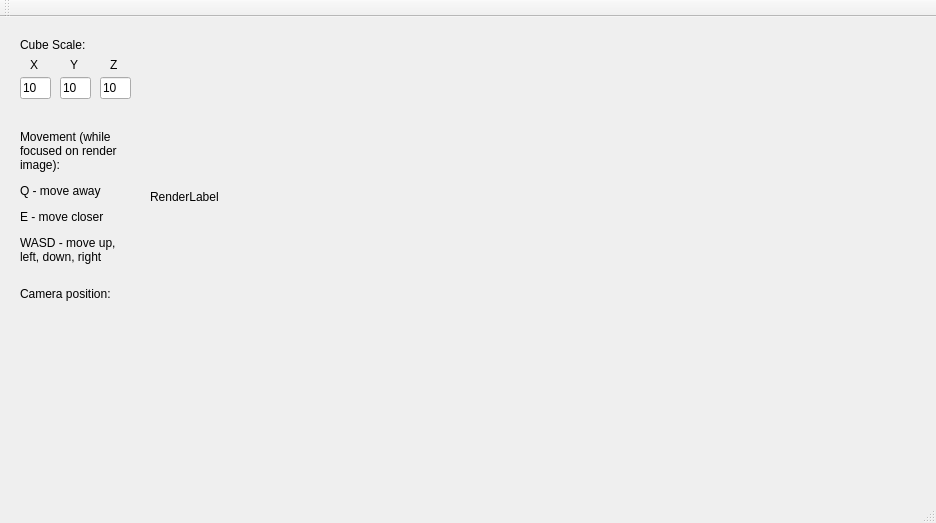
The window that RenderrerMainWindow.ui (damibran/simple_qt_renderrer) describes before a commit, drawn with Qt 5.
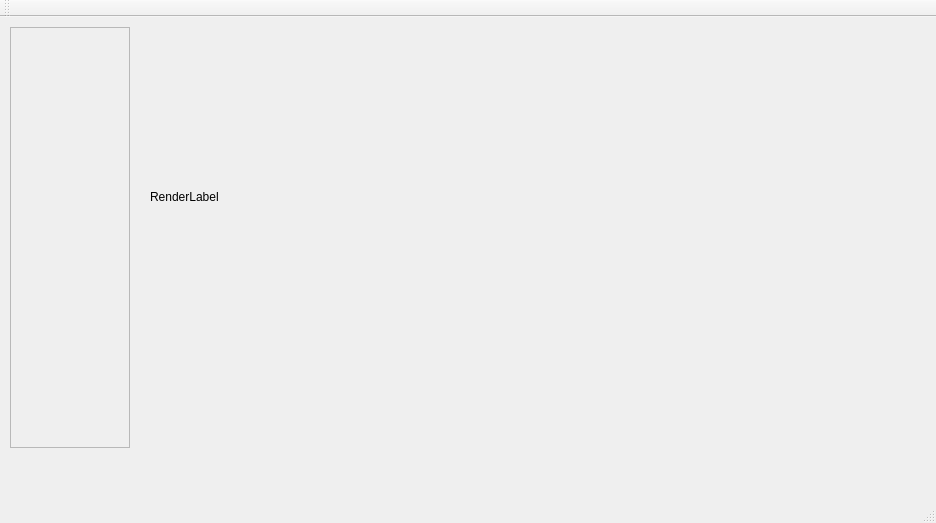
The same window after the commit.

Patch:
```diff
--- a/RenderrerMainWindow.ui
+++ b/RenderrerMainWindow.ui
@@ -30,145 +30,20 @@
      <string>RenderLabel</string>
     </property>
    </widget>
-   <widget class="QLabel" name="CubeScaleLabel">
+   <widget class="QFrame" name="infoFrame">
     <property name="geometry">
      <rect>
-      <x>20</x>
-      <y>20</y>
-      <width>81</width>
-      <height>16</height>
+      <x>10</x>
+      <y>10</y>
+      <width>120</width>
+      <height>421</height>
      </rect>
     </property>
-    <property name="text">
-     <string>Cube Scale:</string>
+    <property name="frameShape">
+     <enum>QFrame::StyledPanel</enum>
     </property>
-   </widget>
-   <widget class="QLineEdit" name="CubeXlineEdit">
-    <property name="geometry">
-     <rect>
-      <x>20</x>
-      <y>60</y>
-      <width>31</width>
-      <height>22</height>
-     </rect>
-    </property>
-    <property name="focusPolicy">
-     <enum>Qt::ClickFocus</enum>
-    </property>
-    <property name="text">
-     <string>10</string>
-    </property>
-   </widget>
-   <widget class="QLineEdit" name="CubeYlineEdit">
-    <property name="geometry">
-     <rect>
-      <x>60</x>
-      <y>60</y>
-      <width>31</width>
-      <height>22</height>
-     </rect>
-    </property>
-    <property name="focusPolicy">
-     <enum>Qt::ClickFocus</enum>
-    </property>
-    <property name="text">
-     <string>10</string>
-    </property>
-   </widget>
-   <widget class="QLineEdit" name="CubeZlineEdit">
-    <property name="geometry">
-     <rect>
-      <x>100</x>
-      <y>60</y>
-      <width>31</width>
-      <height>22</height>
-     </rect>
-    </property>
-    <property name="focusPolicy">
-     <enum>Qt::ClickFocus</enum>
-    </property>
-    <property name="text">
-     <string>10</string>
-    </property>
-   </widget>
-   <widget class="QLabel" name="CubeXlabel">
-    <property name="geometry">
-     <rect>
-      <x>30</x>
-      <y>40</y>
-      <width>16</width>
-      <height>16</height>
-     </rect>
-    </property>
-    <property name="text">
-     <string>X</string>
-    </property>
-   </widget>
-   <widget class="QLabel" name="CubeYlabel">
-    <property name="geometry">
-     <rect>
-      <x>70</x>
-      <y>40</y>
-      <width>16</width>
-      <height>16</height>
-     </rect>
-    </property>
-    <property name="text">
-     <string>Y</string>
-    </property>
-   </widget>
-   <widget class="QLabel" name="CubeZlabel">
-    <property name="geometry">
-     <rect>
-      <x>110</x>
-      <y>40</y>
-      <width>16</width>
-      <height>16</height>
-     </rect>
-    </property>
-    <property name="text">
-     <string>Z</string>
-    </property>
-   </widget>
-   <widget class="QLabel" name="MovementInfoLabel">
-    <property name="geometry">
-     <rect>
-      <x>20</x>
-      <y>100</y>
-      <width>111</width>
-      <height>161</height>
-     </rect>
-    </property>
-    <property name="text">
-     <string>&lt;html&gt;&lt;head/&gt;&lt;body&gt;&lt;p&gt;Movement (while focused on render image):&lt;/p&gt;&lt;p&gt;Q - move away&lt;/p&gt;&lt;p&gt;E - move closer&lt;/p&gt;&lt;p&gt;WASD - move up, left, down, right &lt;/p&gt;&lt;/body&gt;&lt;/html&gt;</string>
-    </property>
-    <property name="scaledContents">
-     <bool>false</bool>
-    </property>
-    <property name="wordWrap">
-     <bool>true</bool>
-    </property>
-   </widget>
-   <widget class="QLabel" name="CameraPositionLabel">
-    <property name="geometry">
-     <rect>
-      <x>20</x>
-      <y>270</y>
-      <width>111</width>
-      <height>71</height>
-     </rect>
-    </property>
-    <property name="text">
-     <string>Camera position:&lt;br&gt;</string>
-    </property>
-    <property name="scaledContents">
-     <bool>false</bool>
-    </property>
-    <property name="alignment">
-     <set>Qt::AlignLeading|Qt::AlignLeft|Qt::AlignTop</set>
-    </property>
-    <property name="wordWrap">
-     <bool>true</bool>
+    <property name="frameShadow">
+     <enum>QFrame::Sunken</enum>
     </property>
    </widget>
   </widget>
```
